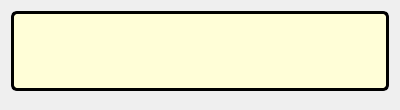
Old version of the form src/ui/system_message_area.ui in the repository MorquinDevlar/Mudlet.
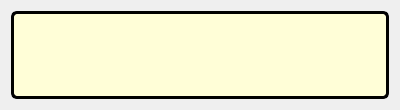
New version of the form. Icons and pictures are not drawn.

```diff
--- a/src/ui/system_message_area.ui
+++ b/src/ui/system_message_area.ui
@@ -16,27 +16,15 @@
     <verstretch>0</verstretch>
    </sizepolicy>
   </property>
-  <property name="minimumSize">
-   <size>
-    <width>400</width>
-    <height>110</height>
-   </size>
-  </property>
-  <layout class="QVBoxLayout" name="verticalLayout_main" stretch="0,10">
+  <layout class="QVBoxLayout" name="verticalLayout_main">
    <item>
     <widget class="QFrame" name="frame_notificationArea">
      <property name="sizePolicy">
-      <sizepolicy hsizetype="Expanding" vsizetype="Minimum">
+      <sizepolicy hsizetype="Expanding" vsizetype="Preferred">
        <horstretch>0</horstretch>
        <verstretch>0</verstretch>
       </sizepolicy>
      </property>
-     <property name="minimumSize">
-      <size>
-       <width>0</width>
-       <height>80</height>
-      </size>
-     </property>
      <property name="styleSheet">
       <string notr="true">QFrame#frame_notificationArea {
   border: 3px solid;
@@ -170,7 +158,7 @@
       <item>
        <widget class="QLabel" name="notificationAreaMessageBox">
         <property name="sizePolicy">
-         <sizepolicy hsizetype="Expanding" vsizetype="Minimum">
+         <sizepolicy hsizetype="Expanding" vsizetype="Preferred">
           <horstretch>0</horstretch>
           <verstretch>0</verstretch>
          </sizepolicy>
@@ -275,22 +263,6 @@
      </layout>
     </widget>
    </item>
-   <item>
-    <spacer name="verticalSpacer_system_message_area">
-     <property name="orientation">
-      <enum>Qt::Orientation::Vertical</enum>
-     </property>
-     <property name="sizeType">
-      <enum>QSizePolicy::Policy::MinimumExpanding</enum>
-     </property>
-     <property name="sizeHint" stdset="0">
-      <size>
-       <width>1</width>
-       <height>1</height>
-      </size>
-     </property>
-    </spacer>
-   </item>
   </layout>
  </widget>
  <resources>
```
